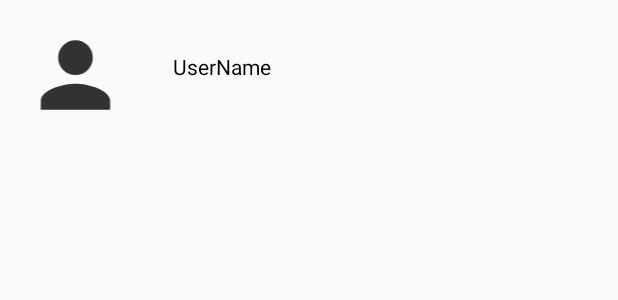
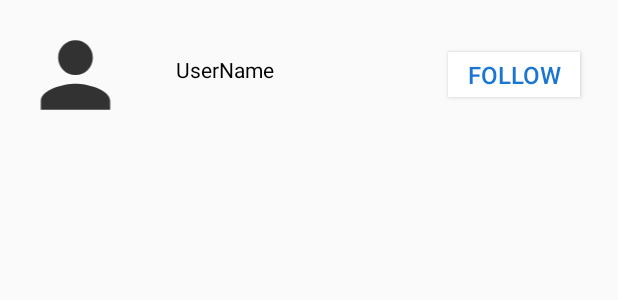
Before and after one commit to kingsumit011/InstaClone, an Android app: the layout layout_user_search_item.xml on its own in the app's theme, with its tools: preview values and no code run, on a phone screen of 412 x 824 dp. Shown: the top 300 px of the screen. Run offline under Robolectric (Android 15) with nearby library versions, the phone set to English and light mode, and no system bars.

Commit message:
Add Search and follow Functionality 20/8/2021 8pm

```diff
--- a/app/build.gradle
+++ b/app/build.gradle
@@ -55,6 +55,7 @@ dependencies {
     implementation 'androidx.navigation:navigation-fragment:2.3.5'
     implementation "androidx.fragment:fragment:1.3.6"
     implementation 'androidx.navigation:navigation-ui-ktx:2.3.5'
+    implementation 'com.google.firebase:firebase-firestore:23.0.3'
     testImplementation 'junit:junit:4.13.2'
     implementation 'de.hdodenhof:circleimageview:3.1.0'
     implementation 'com.squareup.picasso:picasso:2.71828'
@@ -68,4 +69,7 @@ dependencies {
     implementation 'com.github.bumptech.glide:glide:4.12.0'
     annotationProcessor 'com.github.bumptech.glide:compiler:4.12.0'
     implementation 'com.kroegerama:bottomsheet-imagepicker:1.1.2'
+//
+//    implementation "com.hendraanggrian.appcompat:socialview:$version" // base library
+//    implementation "com.hendraanggrian.appcompat:socialview-commons:$version" // auto-complete hashtag and mention
 }
--- a/app/src/main/java/com/android/example/instaclone/add/PostActivity.java
+++ b/app/src/main/java/com/android/example/instaclone/add/PostActivity.java
@@ -89,7 +89,7 @@ public class PostActivity extends AppCompatActivity implements BottomSheetImageP
 //                User user = snapshot.getClass(User.class);
                 String userName = String.valueOf(snapshot.child("userName").getValue());
                 postUserName.setText(userName);
-                Uri profileUri = Uri.parse(String.valueOf(snapshot.child("Profileimg").getValue()));
+                Uri profileUri = Uri.parse(String.valueOf(snapshot.child("profileimg").getValue()));
                 Glide.with(PostActivity.this).load(profileUri).into(postUserImage);
             }
 
@@ -118,7 +118,7 @@ public class PostActivity extends AppCompatActivity implements BottomSheetImageP
         Log.d(TAG , "Image uri " + uri.get(0).toString()+tag);
         imageUri = uri.get(0);
         Glide.with(PostActivity.this).load(imageUri).into(postImage);
-//        postImage.setImageURI(uri.get(0));
+
     }
     public void uploadPost(){
         ProgressDialog pd = new ProgressDialog(this);
--- a/app/src/main/res/layout/layout_user_search_item.xml
+++ b/app/src/main/res/layout/layout_user_search_item.xml
@@ -1,22 +1,25 @@
 <?xml version="1.0" encoding="utf-8"?>
 <RelativeLayout xmlns:android="http://schemas.android.com/apk/res/android"
     android:layout_width="match_parent"
-    android:layout_height="match_parent">
+    android:layout_height="100dp">
+
     <RelativeLayout
+        android:id="@+id/search_list_item"
         android:layout_width="match_parent"
         android:layout_height="100dp"
-        android:id="@+id/search_list_item"
+        android:layout_alignParentStart="true"
+
+        android:layout_alignParentTop="true"
         android:gravity="center_vertical"
-
         android:padding="15dp">
 
         <ImageView
-            android:id="@+id/search_user_id"
+            android:id="@+id/search_user_photo"
             android:layout_width="70dp"
             android:layout_height="70dp"
             android:layout_centerVertical="true"
-            android:src="@drawable/ic_action_person"
-            android:scaleType="fitCenter"/>
+            android:scaleType="fitCenter"
+            android:src="@drawable/ic_action_person" />
 
         <TextView
             android:id="@+id/search_user_username"
@@ -24,9 +27,24 @@
             android:layout_height="30dp"
             android:layout_centerVertical="true"
             android:layout_marginStart="30dp"
-            android:layout_toEndOf="@id/search_user_id"
+            android:layout_marginEnd="84dp"
+            android:layout_toStartOf="@+id/followButton"
+            android:layout_toEndOf="@id/search_user_photo"
+            android:padding="2dp"
             android:text="UserName"
             android:textColor="@color/black" />
+
+        <Button
+            android:id="@+id/followButton"
+            android:layout_width="wrap_content"
+            android:layout_height="30dp"
+            android:layout_alignParentEnd="true"
+            android:layout_centerVertical="true"
+            android:layout_marginEnd="10dp"
+            android:background="@color/white"
+            android:text="@string/follow"
+            android:textColor="@color/blue"
+            android:textSize="16sp" />
     </RelativeLayout>
 
 
--- a/app/src/main/res/values/strings.xml
+++ b/app/src/main/res/values/strings.xml
@@ -27,4 +27,6 @@
     <string name="file_provider" translatable="false">com.android.example.instaclone</string>
 
     <string name="pick_single">Please select your image</string>
+    <string name="follow">Follow</string>
+
 </resources>
```
Also changed, not shown: app/src/main/java/com/android/example/instaclone/Adapter/UserAdapter.java (added, +123 -0 lines), app/src/main/java/com/android/example/instaclone/Model/User.java (added, +56 -0 lines), app/src/main/java/com/android/example/instaclone/login/Register.java (+5 -5 lines), app/src/main/java/com/android/example/instaclone/search/SearchFragment.java (+100 -44 lines), app/src/main/res/layout/fragment_profile.xml (+3 -5 lines), app/src/main/res/layout/fragment_search.xml (+18 -19 lines).
